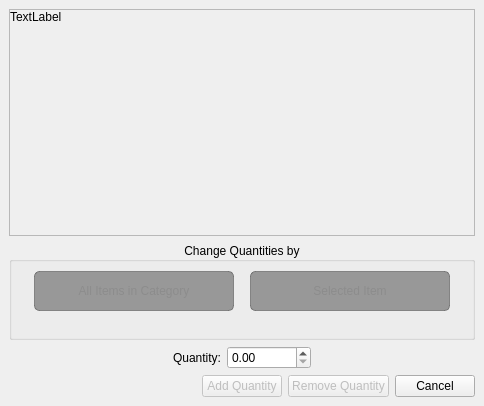
First picture: the form in ui/dialogs/items_change_quantity_dialog.ui, repository TheCodingJsoftware/Invigo, before the edit.
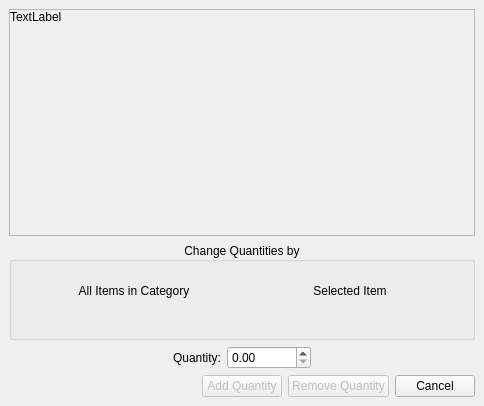
Second picture: the form after the edit.

```diff
--- a/ui/dialogs/items_change_quantity_dialog.ui
+++ b/ui/dialogs/items_change_quantity_dialog.ui
@@ -187,39 +187,7 @@
                 <string>Will remove quantities from the selected components.</string>
                </property>
                <property name="styleSheet">
-                <string notr="true">QPushButton#pushButton_item{
-    background-color: #3daee9;
-    border: 1px solid #3daee9;
-    border-radius: 5px;
-}
-QPushButton#pushButton_item:checked{
-    background-color: #3daee9;
-    color: #171717;
-}
-QPushButton#pushButton_item:hover{
-    background-color: #48b6ed;
-    border-color: #3daee9;
-}
-QPushButton#pushButton_item:pressed{
-    background-color: #2b92c5;
-    color: #171717;
-}
-
-QPushButton#pushButton_item:!checked {
-    background-color: rgba(71, 71, 71, 130);
-    border-color: rgba(71, 71, 71, 130);
-    color: #8C8C8C;
-}
-
-QPushButton:hover#pushButton_item:!checked {
-    background-color: rgba(76, 76, 76, 130);
-    border-color: #3daee9;
-}
-
-QPushButton:pressed#pushButton_item:!checked {
-    background-color: #3daee9;
-    color: #171717;
-}</string>
+                <string notr="true"/>
                </property>
                <property name="text">
                 <string>Selected Item</string>
@@ -227,6 +195,12 @@
                <property name="checkable">
                 <bool>true</bool>
                </property>
+               <property name="autoDefault">
+                <bool>false</bool>
+               </property>
+               <property name="flat">
+                <bool>true</bool>
+               </property>
               </widget>
              </item>
              <item row="0" column="0">
@@ -247,39 +221,7 @@
                 <string>Will remove quantities from all items in the category that is currently open.</string>
                </property>
                <property name="styleSheet">
-                <string notr="true">QPushButton#pushButton_category{
-    background-color: #3daee9;
-    border: 1px solid #3daee9;
-    border-radius: 5px;
-}
-QPushButton#pushButton_category:checked{
-    background-color: #3daee9;
-    color: #171717;
-}
-QPushButton#pushButton_category:hover{
-    background-color: #48b6ed;
-    border-color: #3daee9;
-}
-QPushButton#pushButton_category:pressed{
-    background-color: #2b92c5;
-    color: #171717;
-}
-
-QPushButton#pushButton_category:!checked {
-    background-color: rgba(71, 71, 71, 130);
-    border-color: rgba(71, 71, 71, 130);
-    color: #8C8C8C;
-}
-
-QPushButton:hover#pushButton_category:!checked {
-    background-color: rgba(76, 76, 76, 130);
-    border-color: #3daee9;
-}
-
-QPushButton:pressed#pushButton_category:!checked {
-    background-color: #3daee9;
-    color: #171717;
-}</string>
+                <string notr="true"/>
                </property>
                <property name="text">
                 <string>All Items in Category</string>
@@ -290,6 +232,12 @@
                <property name="checked">
                 <bool>false</bool>
                </property>
+               <property name="autoDefault">
+                <bool>false</bool>
+               </property>
+               <property name="flat">
+                <bool>true</bool>
+               </property>
               </widget>
              </item>
              <item row="1" column="1">
```
Left out of the diff: 14 changed lines with no effect on the pictures.
